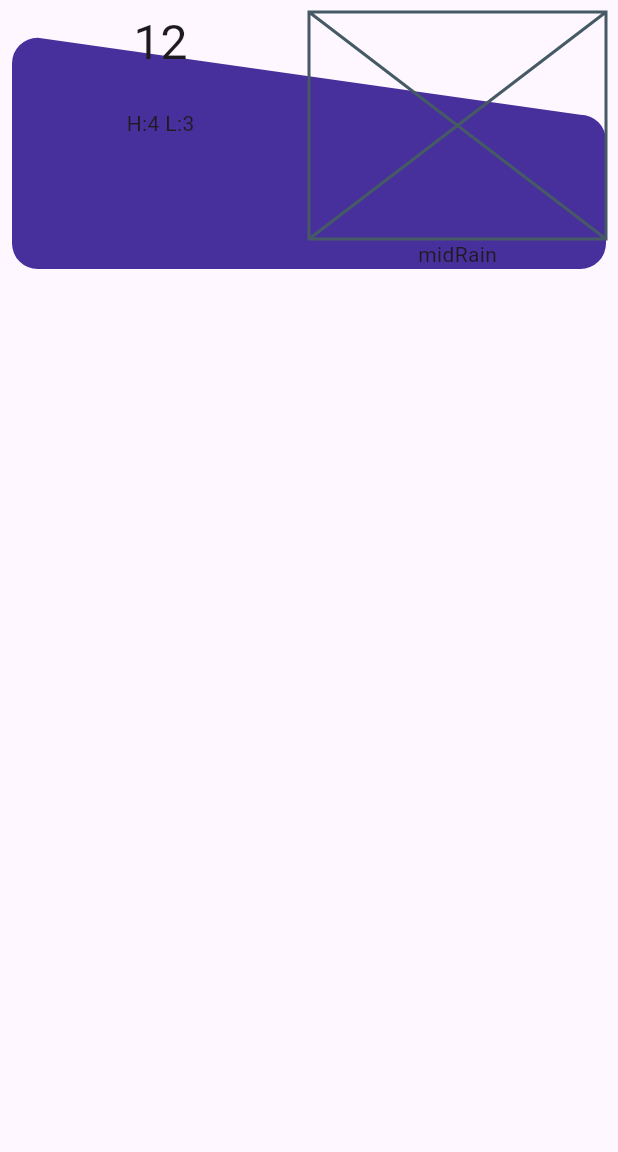
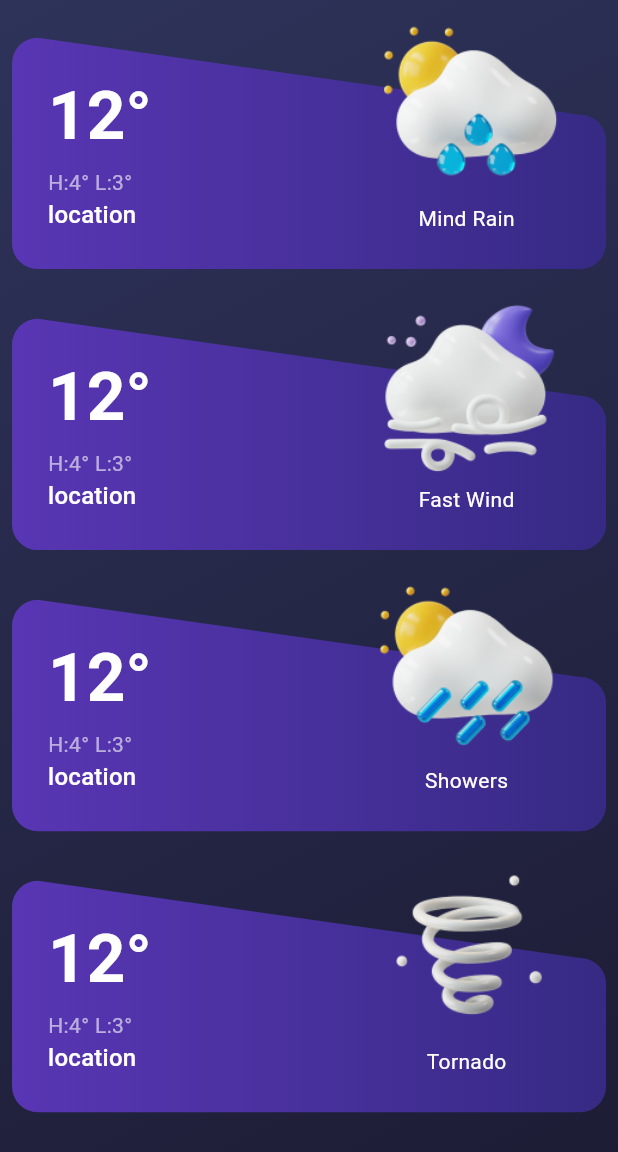
Before and after one commit to yeasin50/weather_app, a Flutter app: the screen it shows after launch, on a phone screen of 412 x 824 dp. Shown: the top 1152 px of the screen. Run offline on Flutter 3.47's test engine with Material 3 defaults, Android fonts, the phone set to English and light mode, and no system bars.

Commit message:
added-weather-card_variations

```diff
--- a/lib/src/presentation/home_page.dart
+++ b/lib/src/presentation/home_page.dart
@@ -1,6 +1,7 @@
 import 'package:flutter/material.dart';
 
 import '../domain/domain.dart';
+import 'widgets/gradient_background.dart';
 import 'widgets/weather_card_view.dart';
 
 class HomePage extends StatefulWidget {
@@ -16,9 +17,10 @@ class _HomePageState extends State<HomePage> {
   @override
   Widget build(BuildContext context) {
     return Scaffold(
-      body: ListView(
+      body: GradientBackground(
+        child: ListView(
           children: [
-          // for (final m in WeatherMood.values)
+            for (final m in WeatherMood.values)
               Padding(
                 padding: const EdgeInsets.all(8.0),
                 child: WeatherCard(
@@ -26,10 +28,11 @@ class _HomePageState extends State<HomePage> {
                   humidity: 4,
                   rain: 3,
                   location: "location",
-              mode: WeatherMood.fastWind,
+                  mode: m,
                 ),
+              )
+          ],
         ),
-        ],
       ),
     );
   }
--- /dev/null
+++ b/lib/src/presentation/widgets/gradient_background.dart
@@ -0,0 +1,28 @@
+import 'package:flutter/widgets.dart';
+
+class GradientBackground extends StatelessWidget {
+  const GradientBackground({
+    super.key,
+    required this.child,
+  });
+
+  final Widget child;
+
+  @override
+  Widget build(BuildContext context) {
+    return DecoratedBox(
+      decoration: const BoxDecoration(
+        gradient: LinearGradient(
+          colors: [
+            Color(0xFF2E335A),
+            Color.fromARGB(255, 28, 27, 51),
+          ],
+          stops: [0, 1],
+          begin: Alignment.topLeft,
+          end: Alignment.bottomRight,
+        ),
+      ),
+      child: child,
+    );
+  }
+}
--- a/lib/src/presentation/widgets/weather_card_view.dart
+++ b/lib/src/presentation/widgets/weather_card_view.dart
@@ -1,10 +1,31 @@
 import 'package:flutter/material.dart';
+import 'package:weather_app/gen/assets.gen.dart';
 
 enum WeatherMood {
   midRain,
   fastWind,
   showers,
   tornado;
+}
+
+extension WeatherMoodExt on WeatherMood {
+  String get imagePath {
+    return switch (this) {
+      WeatherMood.midRain => Assets.images.sunCloudRain.path,
+      WeatherMood.fastWind => Assets.images.moonCloudFastRain.path,
+      WeatherMood.showers => Assets.images.sunCloudAngelRain.path,
+      WeatherMood.tornado => Assets.images.tornado.path,
+    };
+  }
+
+  String get label {
+    return switch (this) {
+      WeatherMood.midRain => "Mind Rain",
+      WeatherMood.fastWind => "Fast Wind",
+      WeatherMood.showers => "Showers",
+      WeatherMood.tornado => "Tornado",
+    };
+  }
 }
 
 class WeatherCard extends StatelessWidget {
@@ -28,33 +49,67 @@ class WeatherCard extends StatelessWidget {
   Widget build(BuildContext context) {
     final textTheme = Theme.of(context).textTheme;
 
+    debugPrint("path  ${mode.imagePath}");
+
     return AspectRatio(
       aspectRatio: 342 / 148,
       child: CustomPaint(
         painter: WeatherCardShape(),
+        child: Padding(
+          padding: const EdgeInsets.only(bottom: 24.0),
           child: Row(
             children: [
+              const SizedBox(width: 24),
+              Expanded(
+                child: Column(
+                  mainAxisSize: MainAxisSize.max,
+                  crossAxisAlignment: CrossAxisAlignment.stretch,
+                  mainAxisAlignment: MainAxisAlignment.end,
+                  children: [
+                    Text(
+                      "${temp.toStringAsFixed(0)}\u00B0",
+                      style: textTheme.displayMedium?.copyWith(
+                        color: Colors.white,
+                        fontWeight: FontWeight.bold,
+                      ),
+                    ),
+                    const SizedBox(height: 8),
+                    Text(
+                      "H:$humidity\u00B0 L:$rain\u00B0",
+                      style: textTheme.bodyMedium?.copyWith(
+                        color: Colors.white60,
+                      ),
+                    ),
+                    Text(
+                      location,
+                      style: textTheme.titleMedium?.copyWith(
+                        color: Colors.white,
+                        fontWeight: FontWeight.w500,
+                      ),
+                    ),
+                  ],
+                ),
+              ),
               Expanded(
                 child: Column(
                   children: [
-                  Text(
-                    temp.toStringAsFixed(0),
-                    style: textTheme.headlineLarge,
-                  ),
-                  const SizedBox(height: 24),
-                  Text("H:$humidity L:$rain")
-                ],
+                    Expanded(
+                      child: Image.asset(
+                        mode.imagePath,
+                        fit: BoxFit.contain,
                       ),
                     ),
-            const Expanded(
-              child: Column(
-                children: [
-                  Expanded(child: Placeholder()),
-                  Text("midRain"),
+                    Text(
+                      mode.label,
+                      style: textTheme.bodyMedium?.copyWith(
+                        color: Colors.white,
+                      ),
+                    ),
                   ],
                 ),
               )
             ],
+          ),
         ),
       ),
     );
@@ -64,8 +119,6 @@ class WeatherCard extends StatelessWidget {
 class WeatherCardShape extends CustomPainter {
   @override
   void paint(Canvas canvas, Size size) {
-    //left  5936B4 , right 362A84
-
     final Path path = Path();
 
     final double radiusGap = size.height / 10;
@@ -75,9 +128,12 @@ class WeatherCardShape extends CustomPainter {
           Color(0xFF5936B4),
           Color(0xFF362A84),
         ],
+        stops: [0, 1],
         begin: Alignment(-1, .5),
         end: Alignment(1, .5),
-      ).createShader(Rect.largest);
+      ).createShader(
+        Rect.fromLTWH(0, 0, size.width, size.height),
+      );
 
     path
       ..moveTo(0, size.height - radiusGap) //bottomLeft
```
Also changed, not shown: lib/gen/assets.gen.dart (+28 -27 lines), assets/icons/moon_cloud_fast_wind.svg (deleted), assets/icons/moon_cloud_mid_rain.svg (deleted), assets/icons/sun_cloud_angled_rain.svg (deleted), assets/icons/sun_cloud_mid_rain.svg (deleted), assets/icons/tornado.svg (deleted), assets/images/moon_cloud_fast_rain.png (added), assets/images/moon_cloud_mid_rain.png (added), assets/images/sun_cloud_angel_rain.png (added), assets/images/sun_cloud_rain.png (added), assets/images/tornado.png (added), lib/src/app/theme_config.dart (added), 3 other files. Lines whose indentation alone changed are shown as unchanged.
